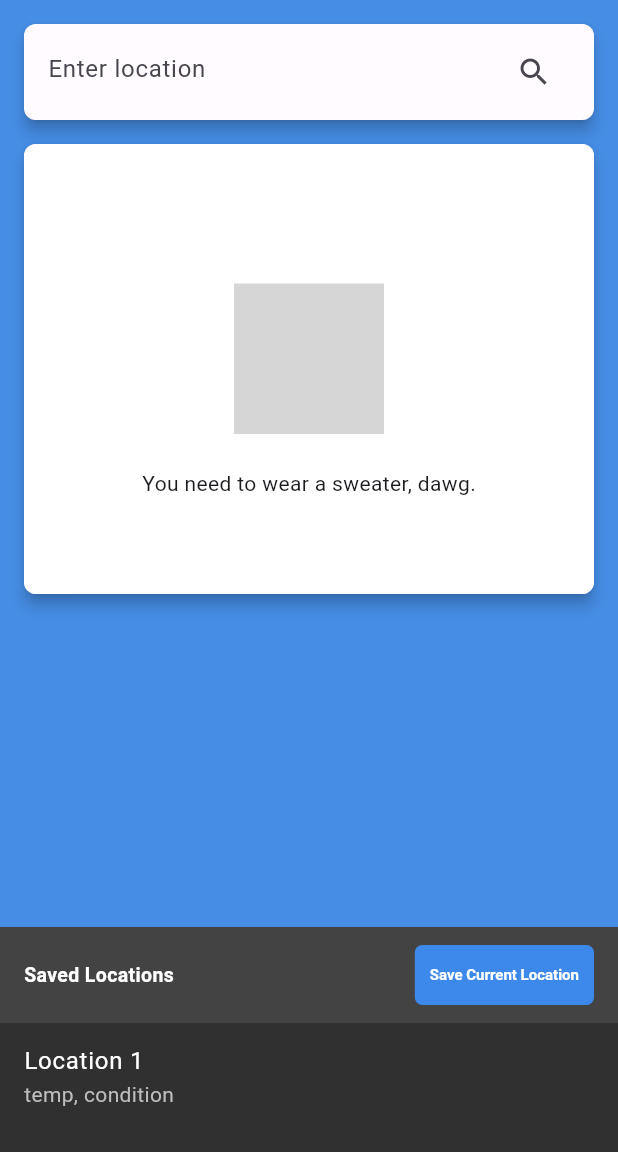
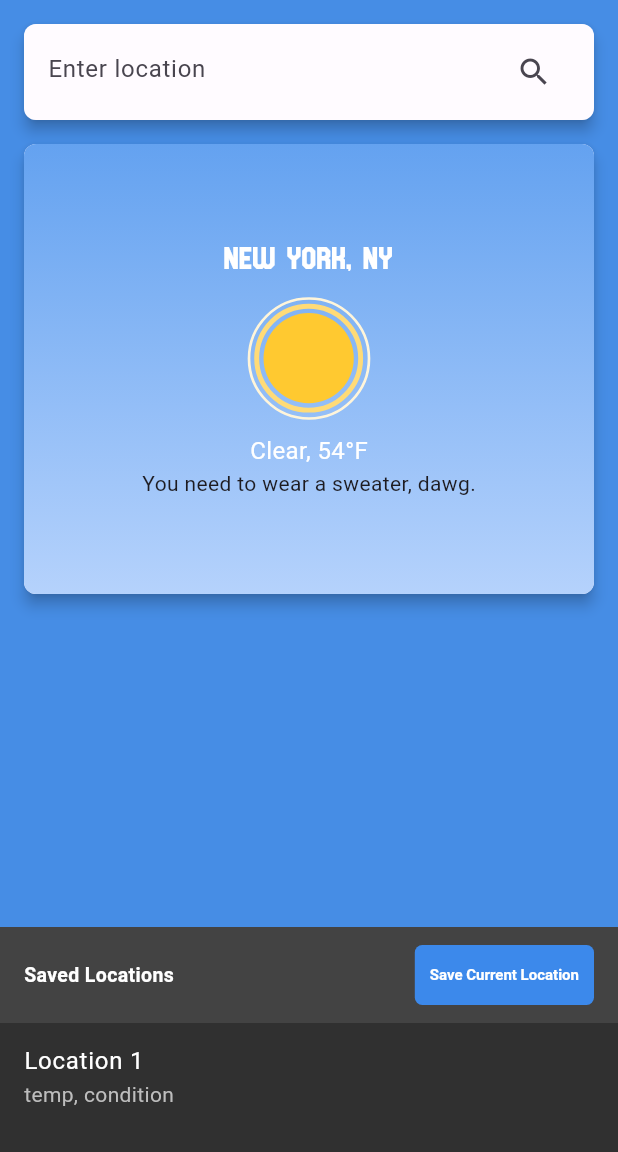
Before and after one commit to TheGreatJustinn/COSC-625, a Flutter app: the screen it shows after launch, on a phone screen of 412 x 824 dp, the part 84-1236 px from its top. Run offline on Flutter 3.47's test engine with Material 3 defaults, Android fonts, the phone set to English and light mode, and no system bars; our stand-ins replace lottie; grey boxes are pictures that could not be loaded.

Commit message:
refactored styles dart to get lottie animations. removed weather icon and clothing icon functions. added lottie import

```diff
--- a/weatherplan2/lib/utils/weather_styles.dart
+++ b/weatherplan2/lib/utils/weather_styles.dart
@@ -1,9 +1,10 @@
 import 'package:flutter/material.dart';
+import 'package:lottie/lottie.dart';
 
 // Central class for defining weather-related styles
 class WeatherStyles {
   static final Map<String, LinearGradient> weatherGradients = {
-    "Sunny": LinearGradient(
+    "Clear": LinearGradient(
       begin: Alignment.topCenter,
       end: Alignment.bottomCenter,
       colors: [Color(0xFF64A2F0), Color(0xFFB5D2FC)],
@@ -25,18 +26,11 @@ class WeatherStyles {
     ),
   };
 
-  static final Map<String, IconData> weatherIcons = {
-    "Sunny": Icons.wb_sunny_outlined,
-    "Cloudy": Icons.wb_cloudy_outlined,
-    "Rainy": Icons.water_drop_outlined,
-    "Snowy": Icons.ac_unit,
-  };
-
-  static final Map<String, IconData> clothingIcons = {
-    "Sunny": Icons.woman,
-    "Cloudy": Icons.woman,
-    "Rainy": Icons.woman,
-    "Snowy": Icons.woman,
+  static final Map<String, Widget> weatherAnimations = {
+    "Clear": Lottie.asset('assets/animation_clear.json'),
+    "Cloudy": Lottie.asset('assets/animation_cloudy.json'),
+    "Rainy": Lottie.asset('assets/animation_rainy.json'),
+    "Snowy": Lottie.asset('assets/animation_snowy.json'),
   };
 
   // Retrieves the background gradient for a given weather condition
@@ -49,11 +43,7 @@ class WeatherStyles {
   }
 
   // Retrieves the icon for a given weather condition
-  static IconData getIconForCondition(String condition) {
-    return weatherIcons[condition] ?? Icons.error_outline;  // Default icon if condition not found
-  }
-
-  static IconData getClothingIconForCondition(String condition) {
-    return weatherIcons[condition] ?? Icons.error_outline;  // Default icon if condition not found
+  static Widget getAnimationForCondition(String condition) {
+    return weatherAnimations[condition] ?? Lottie.asset('assets/animation_clear.json');  // Default icon if condition not found
   }
 }
```
